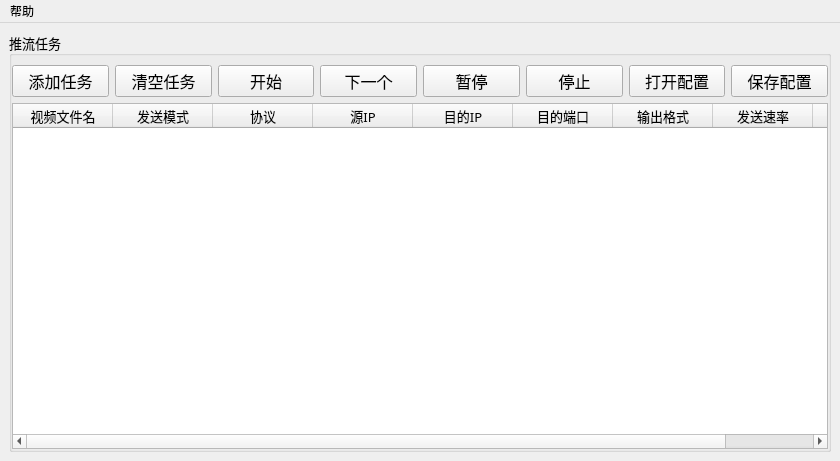
Old version of the form ui/MainWindow.ui in the repository Reinering/stream-sender.
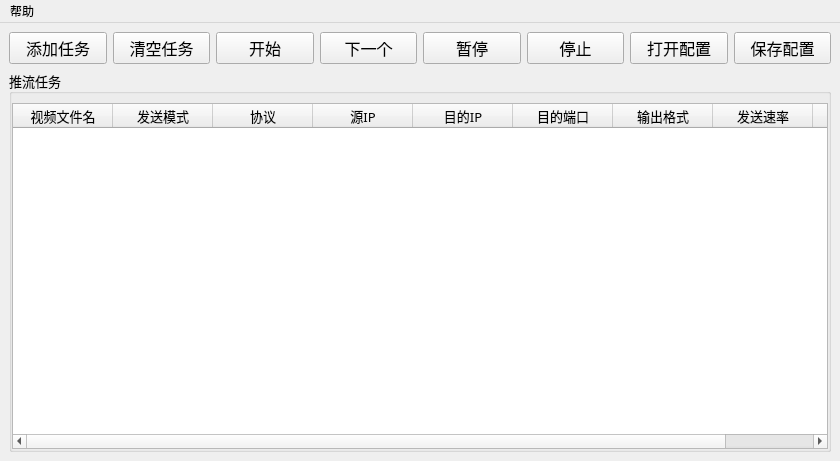
New version of the form.

Commit message: apply Coroutine

```diff
--- a/ui/MainWindow.ui
+++ b/ui/MainWindow.ui
@@ -15,7 +15,7 @@
   </property>
   <widget class="QWidget" name="centralWidget">
    <layout class="QGridLayout" name="gridLayout_2">
-    <item row="0" column="0">
+    <item row="1" column="0">
      <widget class="QGroupBox" name="groupBox">
       <property name="font">
        <font>
@@ -39,114 +39,6 @@
        <property name="bottomMargin">
         <number>0</number>
        </property>
-       <item row="0" column="0">
-        <layout class="QHBoxLayout" name="horizontalLayout_2">
-         <item>
-          <widget class="QPushButton" name="pushButton_add">
-           <property name="font">
-            <font>
-             <family>微软雅黑</family>
-             <pointsize>12</pointsize>
-            </font>
-           </property>
-           <property name="text">
-            <string>添加任务</string>
-           </property>
-          </widget>
-         </item>
-         <item>
-          <widget class="QPushButton" name="pushButton_clear">
-           <property name="font">
-            <font>
-             <family>微软雅黑</family>
-             <pointsize>12</pointsize>
-            </font>
-           </property>
-           <property name="text">
-            <string>清空任务</string>
-           </property>
-          </widget>
-         </item>
-         <item>
-          <widget class="QPushButton" name="pushButton_start">
-           <property name="font">
-            <font>
-             <family>微软雅黑</family>
-             <pointsize>12</pointsize>
-            </font>
-           </property>
-           <property name="text">
-            <string>开始</string>
-           </property>
-          </widget>
-         </item>
-         <item>
-          <widget class="QPushButton" name="pushButton_next">
-           <property name="font">
-            <font>
-             <family>微软雅黑</family>
-             <pointsize>12</pointsize>
-            </font>
-           </property>
-           <property name="text">
-            <string>下一个</string>
-           </property>
-          </widget>
-         </item>
-         <item>
-          <widget class="QPushButton" name="pushButton_pause">
-           <property name="font">
-            <font>
-             <family>微软雅黑</family>
-             <pointsize>12</pointsize>
-            </font>
-           </property>
-           <property name="text">
-            <string>暂停</string>
-           </property>
-          </widget>
-         </item>
-         <item>
-          <widget class="QPushButton" name="pushButton_stop">
-           <property name="font">
-            <font>
-             <family>微软雅黑</family>
-             <pointsize>12</pointsize>
-            </font>
-           </property>
-           <property name="text">
-            <string>停止</string>
-           </property>
-          </widget>
-         </item>
-         <item>
-          <widget class="QPushButton" name="pushButton_open">
-           <property name="font">
-            <font>
-             <family>微软雅黑</family>
-             <pointsize>12</pointsize>
-            </font>
-           </property>
-           <property name="text">
-            <string>打开配置</string>
-           </property>
-          </widget>
-         </item>
-         <item>
-          <widget class="QPushButton" name="pushButton_save">
-           <property name="font">
-            <font>
-             <family>微软雅黑</family>
-             <pointsize>12</pointsize>
-            </font>
-           </property>
-           <property name="text">
-            <string>保存配置</string>
-           </property>
-          </widget>
-         </item>
-        </layout>
-       </item>
        <item row="1" column="0">
         <widget class="QTableWidget" name="tableWidget">
          <property name="font">
@@ -262,6 +154,114 @@
       </layout>
      </widget>
     </item>
+    <item row="0" column="0">
+     <layout class="QHBoxLayout" name="horizontalLayout_2">
+      <item>
+       <widget class="QPushButton" name="pushButton_add">
+        <property name="font">
+         <font>
+          <family>微软雅黑</family>
+          <pointsize>12</pointsize>
+         </font>
+        </property>
+        <property name="text">
+         <string>添加任务</string>
+        </property>
+       </widget>
+      </item>
+      <item>
+       <widget class="QPushButton" name="pushButton_clear">
+        <property name="font">
+         <font>
+          <family>微软雅黑</family>
+          <pointsize>12</pointsize>
+         </font>
+        </property>
+        <property name="text">
+         <string>清空任务</string>
+        </property>
+       </widget>
+      </item>
+      <item>
+       <widget class="QPushButton" name="pushButton_start">
+        <property name="font">
+         <font>
+          <family>微软雅黑</family>
+          <pointsize>12</pointsize>
+         </font>
+        </property>
+        <property name="text">
+         <string>开始</string>
+        </property>
+       </widget>
+      </item>
+      <item>
+       <widget class="QPushButton" name="pushButton_next">
+        <property name="font">
+         <font>
+          <family>微软雅黑</family>
+          <pointsize>12</pointsize>
+         </font>
+        </property>
+        <property name="text">
+         <string>下一个</string>
+        </property>
+       </widget>
+      </item>
+      <item>
+       <widget class="QPushButton" name="pushButton_pause">
+        <property name="font">
+         <font>
+          <family>微软雅黑</family>
+          <pointsize>12</pointsize>
+         </font>
+        </property>
+        <property name="text">
+         <string>暂停</string>
+        </property>
+       </widget>
+      </item>
+      <item>
+       <widget class="QPushButton" name="pushButton_stop">
+        <property name="font">
+         <font>
+          <family>微软雅黑</family>
+          <pointsize>12</pointsize>
+         </font>
+        </property>
+        <property name="text">
+         <string>停止</string>
+        </property>
+       </widget>
+      </item>
+      <item>
+       <widget class="QPushButton" name="pushButton_open">
+        <property name="font">
+         <font>
+          <family>微软雅黑</family>
+          <pointsize>12</pointsize>
+         </font>
+        </property>
+        <property name="text">
+         <string>打开配置</string>
+        </property>
+       </widget>
+      </item>
+      <item>
+       <widget class="QPushButton" name="pushButton_save">
+        <property name="font">
+         <font>
+          <family>微软雅黑</family>
+          <pointsize>12</pointsize>
+         </font>
+        </property>
+        <property name="text">
+         <string>保存配置</string>
+        </property>
+       </widget>
+      </item>
+     </layout>
+    </item>
    </layout>
   </widget>
   <widget class="QMenuBar" name="menuBar">
```
The commit also changes 2 other files.
